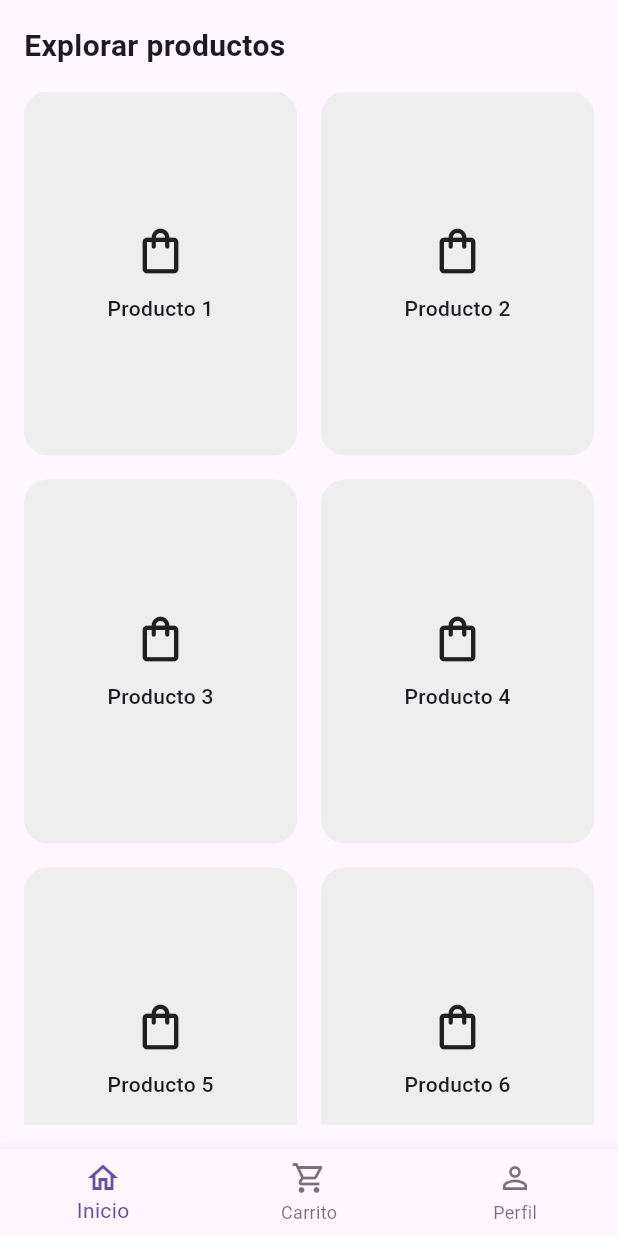
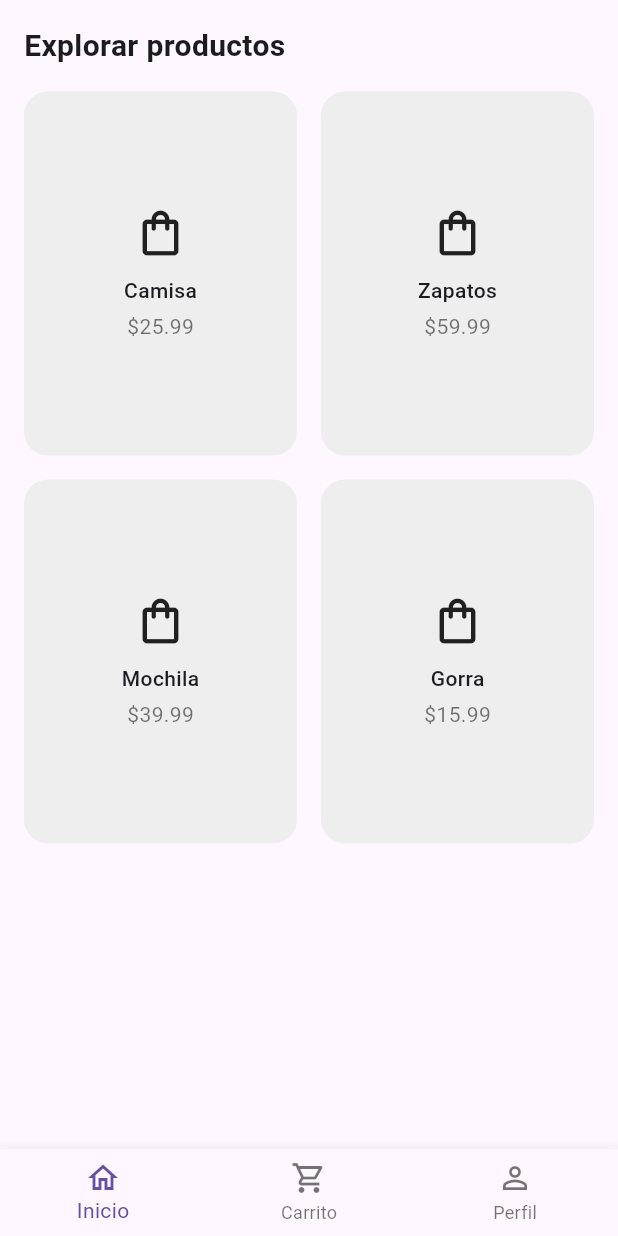
Before and after one commit to Ramirez779/Carto, a Flutter app: the screen it shows after launch, on a phone screen of 412 x 824 dp. Run offline on Flutter 3.47's test engine with Material 3 defaults, Android fonts, the light colour scheme and no system bars.

Commit message:
ya se tiene lo basico en flujo y manejo de estado

```diff
--- a/lib/app.dart
+++ b/lib/app.dart
@@ -1,14 +1,21 @@
 import 'package:flutter/material.dart';
+import 'package:provider/provider.dart';
 import 'screens/main_shell.dart';
+import 'providers/cart_provider.dart';
 
 class CartoApp extends StatelessWidget {
   const CartoApp({super.key});
 
   @override
   Widget build(BuildContext context) {
-    return const MaterialApp(
-      debugShowCheckedModeBanner: false,
-      home: MainShell(),
+    return MultiProvider(
+      providers: [
+        ChangeNotifierProvider(create: (_) => CartProvider()),
+      ],
+      child: MaterialApp(
+        debugShowCheckedModeBanner: false,
+        home: const MainShell(),
+      ),
     );
   }
 }
--- a/lib/main.dart
+++ b/lib/main.dart
@@ -1,4 +1,6 @@
 import 'package:flutter/material.dart';
+import 'package:provider/provider.dart';
+import 'providers/cart_provider.dart';
 import 'app.dart';
 
 void main() {
--- /dev/null
+++ b/lib/models/product.dart
@@ -0,0 +1,13 @@
+class Product {
+  final String id;
+  final String title;
+  final double price;
+  final String? image; // opcional
+
+  Product({
+    required this.id,
+    required this.title,
+    required this.price,
+    this.image,
+  });
+}
--- /dev/null
+++ b/lib/providers/cart_provider.dart
@@ -0,0 +1,25 @@
+import 'package:flutter/material.dart';
+import '../models/product.dart';
+
+class CartProvider extends ChangeNotifier {
+  final List<Product> _items = [];
+
+  List<Product> get items => List.unmodifiable(_items);
+
+  double get totalPrice => _items.fold(0.0, (sum, item) => sum + item.price);
+
+  void addProduct(Product product) {
+    _items.add(product);
+    notifyListeners();
+  }
+
+  void removeProduct(Product product) {
+    _items.remove(product);
+    notifyListeners();
+  }
+
+  void clear() {
+    _items.clear();
+    notifyListeners();
+  }
+}
--- a/lib/routes/app_routes.dart
+++ b/lib/routes/app_routes.dart
@@ -12,7 +12,7 @@
 
   static Map<String, WidgetBuilder> routes = {
     splash: (_) => const SplashScreen(),
-    home: (_) => const HomeScreen(),
+    home: (_) =>  HomeScreen(),
     cart: (_) => const CartScreen(),
     profile: (_) => const ProfileScreen(),
   };
--- a/lib/screens/home/home_screen.dart
+++ b/lib/screens/home/home_screen.dart
@@ -1,7 +1,36 @@
 import 'package:flutter/material.dart';
+import 'package:carto/models/product.dart';
+import 'package:carto/screens/product/product_detail_screen.dart';
 
 class HomeScreen extends StatelessWidget {
-  const HomeScreen({super.key});
+  HomeScreen({super.key});
+
+  final List<Product> products = [
+    Product(
+      id: 'p1',
+      title: 'Camisa',
+      price: 25.99,
+      image: 'assets/product.png',
+    ),
+    Product(
+      id: 'p2',
+      title: 'Zapatos',
+      price: 59.99,
+      image: 'assets/product.png',
+    ),
+    Product(
+      id: 'p3',
+      title: 'Mochila',
+      price: 39.99,
+      image: 'assets/product.png',
+    ),
+    Product(
+      id: 'p4',
+      title: 'Gorra',
+      price: 15.99,
+      image: 'assets/product.png',
+    ),
+  ];
 
   @override
   Widget build(BuildContext context) {
@@ -12,17 +41,14 @@
         children: [
           const Text(
             'Explorar productos',
-            style: TextStyle(
-              fontSize: 20,
-              fontWeight: FontWeight.w600,
-            ),
+            style: TextStyle(fontSize: 20, fontWeight: FontWeight.w600),
           ),
 
           const SizedBox(height: 16),
 
           Expanded(
             child: GridView.builder(
-              itemCount: 6,
+              itemCount: products.length,
               gridDelegate: const SliverGridDelegateWithFixedCrossAxisCount(
                 crossAxisCount: 2,
                 mainAxisSpacing: 16,
@@ -30,7 +56,18 @@
                 childAspectRatio: 0.75,
               ),
               itemBuilder: (context, index) {
-                return Container(
+                final product = products[index];
+
+                return GestureDetector(
+                  onTap: () {
+                    Navigator.push(
+                      context,
+                      MaterialPageRoute(
+                        builder: (_) => ProductDetailScreen(product: product),
+                      ),
+                    );
+                  },
+                  child: Container(
                     decoration: BoxDecoration(
                       color: Colors.grey.shade200,
                       borderRadius: BorderRadius.circular(16),
@@ -38,18 +75,19 @@
                     child: Column(
                       mainAxisAlignment: MainAxisAlignment.center,
                       children: [
-                      const Icon(
-                        Icons.shopping_bag_outlined,
-                        size: 36,
-                      ),
+                        const Icon(Icons.shopping_bag_outlined, size: 36),
                         const SizedBox(height: 10),
                         Text(
-                        'Producto ${index + 1}',
-                        style: const TextStyle(
-                          fontWeight: FontWeight.w500,
+                          product.title,
+                          style: const TextStyle(fontWeight: FontWeight.w500),
                         ),
+                        const SizedBox(height: 4),
+                        Text(
+                          '\$${product.price}',
+                          style: const TextStyle(color: Colors.black54),
                         ),
                       ],
+                    ),
                   ),
                 );
               },
--- a/lib/screens/main_shell.dart
+++ b/lib/screens/main_shell.dart
@@ -13,7 +13,7 @@
 class _MainShellState extends State<MainShell> {
   int _currentIndex = 0;
 
-  final List<Widget> _pages = const [
+  final List<Widget> _pages = [
     HomeScreen(),
     CartScreen(),
     ProfileScreen(),
--- a/pubspec.yaml
+++ b/pubspec.yaml
@@ -8,6 +8,9 @@
   sdk: ^3.10.3
 
 dependencies:
+  provider: ^6.1.2
+  shared_preferences: ^2.2.0
+
   flutter:
     sdk: flutter
 
```
Also changed, not shown: lib/models/cart_item.dart (added, +9 -0 lines), lib/screens/cart/cart_screen.dart (+27 -53 lines), lib/screens/product/product_detail_screen.dart (added, +96 -0 lines), pubspec.lock, 1 other file. Lines whose indentation alone changed are shown as unchanged.
